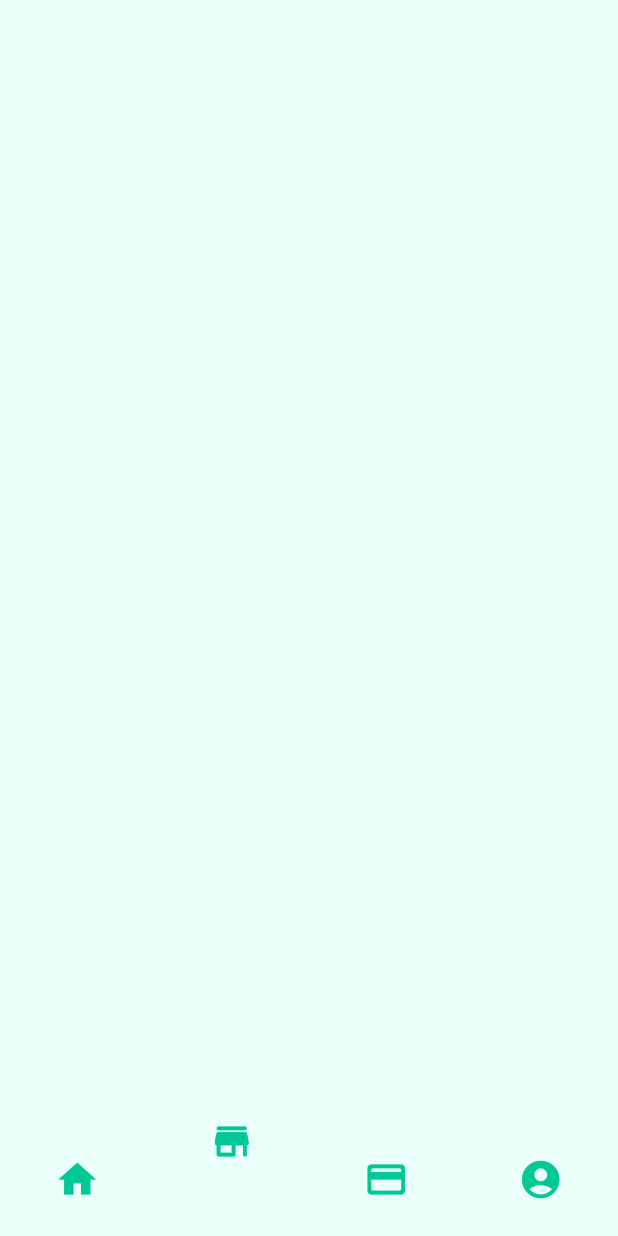
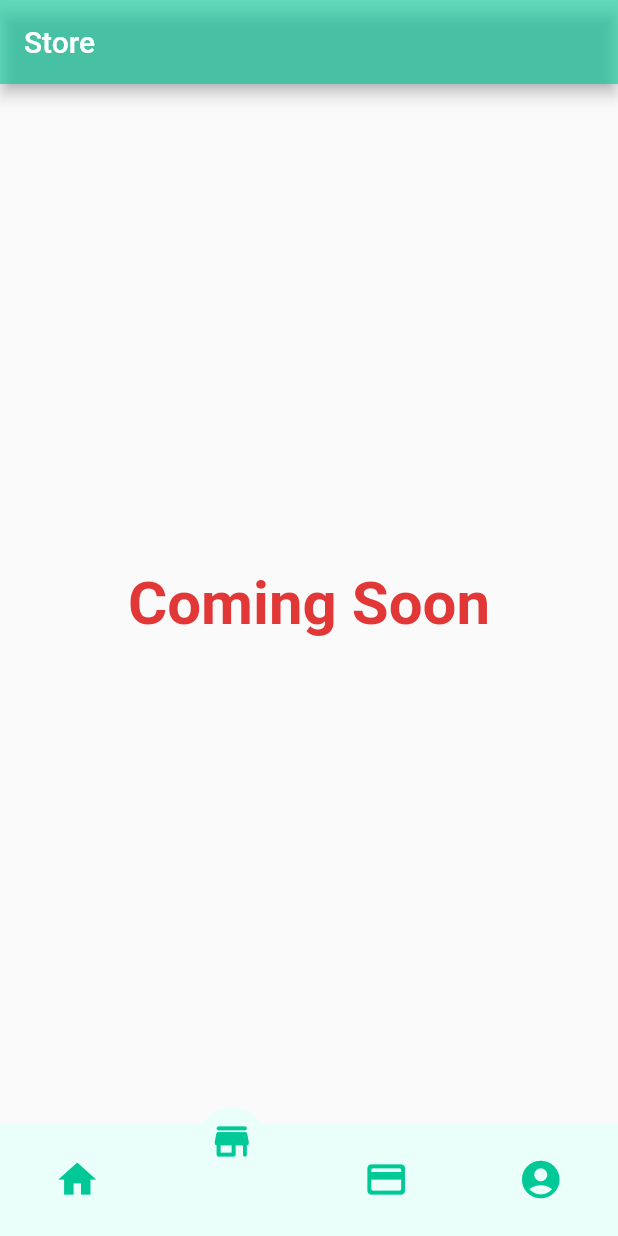
Before and after one commit to Shashank-mav/rabo_labs, a Flutter app: the screen it shows after launch, item 2 of the bottom bar chosen, on a phone screen of 412 x 824 dp. Run offline on Flutter 3.47's test engine with Material 2 defaults, Android fonts, the phone set to English and light mode, and no system bars; drawn by our look-alikes of curved_navigation_bar; our stand-ins replace flutter_image_slideshow, image_picker, lottie, material_design_icons_flutter, percent_indicator; missing offline and left inert: number_inc_dec.

Commit message:
store page

```diff
--- a/lib/main_screen.dart
+++ b/lib/main_screen.dart
@@ -4,7 +4,7 @@
 import 'package:curved_navigation_bar/curved_navigation_bar.dart';
 import 'package:flutter/material.dart';
 import 'package:rabo_labs/navbar_key.dart';
-import 'package:rabo_labs/screens/feed.dart';
+import 'package:rabo_labs/screens/store.dart';
 import 'package:rabo_labs/screens/history_screen.dart';
 import 'package:rabo_labs/screens/home.dart';
 import 'package:rabo_labs/screens/rabo_labs_details.dart';
@@ -17,7 +17,7 @@ class MainScreen extends StatefulWidget {
 
 class _MainScreen extends State<MainScreen> {
   var selectedIndex = 0;
-  final screen = [HomeScreen(), FeedScreen(), HistoryPage(), MemberProfile()];
+  final screen = [HomeScreen(), StoreScreen(), HistoryPage(), MemberProfile()];
 
   @override
   Widget build(BuildContext context) {
--- a/lib/screens/feed.dart
+++ /dev/null
@@ -1,15 +0,0 @@
-import 'package:flutter/material.dart';
-
-// ignore: use_key_in_widget_constructors
-class FeedScreen extends StatefulWidget {
-  @override
-  _FeedScreenState createState() => _FeedScreenState();
-}
-
-class _FeedScreenState extends State<FeedScreen> {
-  @override
-  Widget build(BuildContext context) {
-    return Container(
-    );
-  }
-}
--- /dev/null
+++ b/lib/screens/store.dart
@@ -0,0 +1,28 @@
+import 'package:flutter/material.dart';
+
+// ignore: use_key_in_widget_constructors
+class StoreScreen extends StatefulWidget {
+  @override
+  _StoreScreenState createState() => _StoreScreenState();
+}
+
+class _StoreScreenState extends State<StoreScreen> {
+  @override
+  Widget build(BuildContext context) {
+    return Scaffold(
+      appBar: AppBar(
+        title: Text("Store"),
+        backgroundColor: Color.fromARGB(153, 0, 200, 151),
+      ),
+      body: Center(
+          child: Text(
+        "Coming Soon",
+        textAlign: TextAlign.center,
+        style: TextStyle(
+            fontSize: 40,
+            fontWeight: FontWeight.bold,
+            color: Color.fromARGB(255, 225, 55, 55)),
+      )),
+    );
+  }
+}
```
Also changed, not shown: lib/screens/home.dart (+6 -2 lines), lib/screens/rabo_labs_footer.dart (+4 -7 lines).
